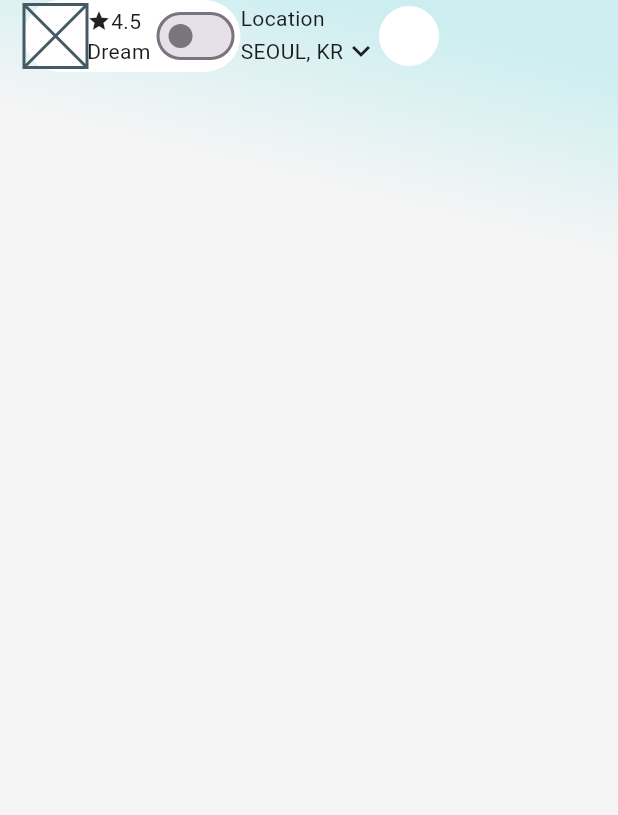
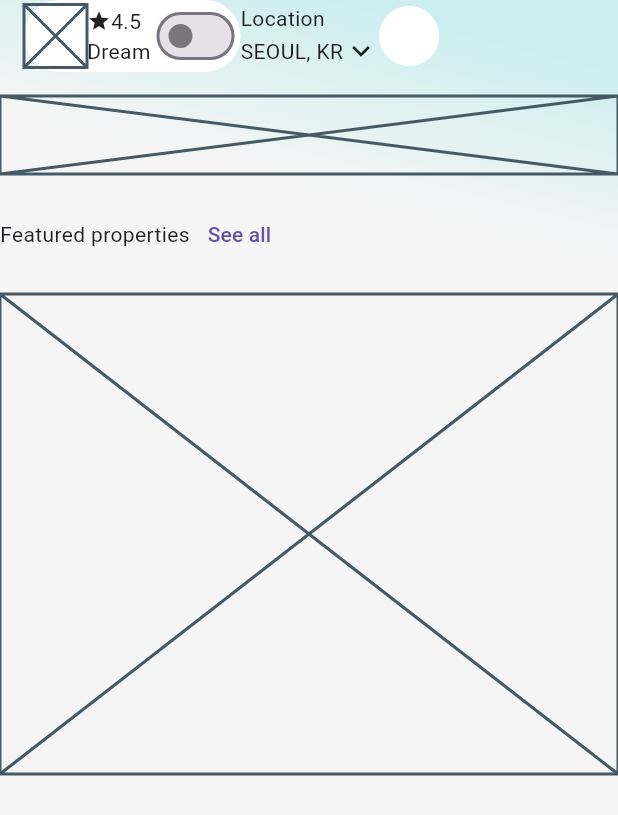
Before and after one commit to JAICHANGPARK/flutter_notebook_chapter_49, a Flutter app: the RealEstateHomePage screen opened directly, on a phone screen of 412 x 824 dp. Shown: the top 815 px of the screen. Run offline on Flutter 3.47's test engine with Material 3 defaults, Android fonts, the phone set to English and light mode, and no system bars; our stand-ins replace dots_indicator, gap, google_fonts.

Commit message:
Update real_estate_home_page.dart

```diff
--- a/lib/ep2472_real_estate_app/ui/real_estate_home_page.dart
+++ b/lib/ep2472_real_estate_app/ui/real_estate_home_page.dart
@@ -88,6 +88,19 @@ class _RealEstateHomePageState extends State<RealEstateHomePage> {
                       ],
                     ),
                   ),
+                  SizedBox(
+                    height: 52,
+                    child: Placeholder(),
+                  ),
+                  Row(
+                    children: [
+                      Text("Featured properties"),
+                      TextButton(onPressed: (){}, child: Text("See all")),
+
+                    ],
+                  ),
+                  SizedBox(height: 320,
+                  child: Placeholder(),)
                 ],
               ),
             ),
```
